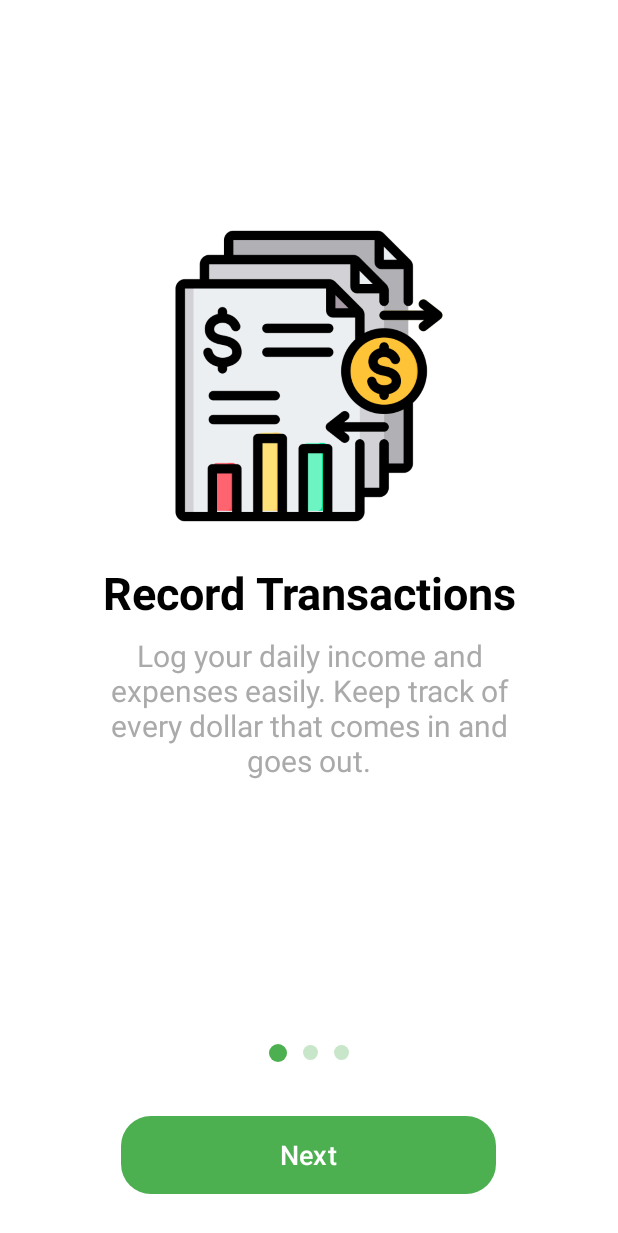
After one commit to khoamature/ViNho_App, an Android app: the OnboardingActivity screen opened directly, with no data from a screen before it, on a phone screen of 412 x 824 dp. The commit adds this screen. Shown: the top 1233 px of the screen. Run offline under Robolectric (Android 15) with nearby library versions, the phone set to English and light mode, and no system bars.

Commit message:
feat: add onboarding screen for introduce the app

```diff
--- a/app/src/main/java/fpt/edu/vn/vinho_app/activities/LoginActivity.java
+++ b/app/src/main/java/fpt/edu/vn/vinho_app/activities/LoginActivity.java
@@ -1,5 +1,6 @@
 package fpt.edu.vn.vinho_app.activities;
 
+import android.content.Intent;
 import android.os.Bundle;
 import android.view.View;
 import android.widget.Button;
@@ -84,6 +85,16 @@ public class LoginActivity extends AppCompatActivity {
                 tvSignUp.setText("Don't have an account? Sign Up");
             }
         });
+
+        btnSignIn.setOnClickListener(new View.OnClickListener() {
+            @Override
+            public void onClick(View v) {
+                Intent intent = new Intent();
+                intent.setClass(LoginActivity.this, OnboardingActivity.class);
+                startActivity(intent);
+            }
+        });
+
     }
 
     private void fadeInView(View view) {
--- /dev/null
+++ b/app/src/main/java/fpt/edu/vn/vinho_app/activities/OnboardingActivity.java
@@ -0,0 +1,141 @@
+package fpt.edu.vn.vinho_app.activities;
+
+import android.content.Context;
+import android.content.Intent;
+import android.content.SharedPreferences;
+import android.os.Bundle;
+import android.widget.Button;
+import android.widget.ImageView;
+import android.widget.LinearLayout;
+import android.widget.TextView;
+
+import androidx.activity.EdgeToEdge;
+import androidx.appcompat.app.AppCompatActivity;
+import androidx.core.content.ContextCompat;
+import androidx.core.graphics.Insets;
+import androidx.core.view.ViewCompat;
+import androidx.core.view.WindowInsetsCompat;
+import androidx.viewpager2.widget.ViewPager2;
+
+import java.util.ArrayList;
+import java.util.List;
+
+import fpt.edu.vn.vinho_app.R;
+import fpt.edu.vn.vinho_app.adapter.OnboardingAdapter;
+import fpt.edu.vn.vinho_app.models.OnboardingItem;
+
+public class OnboardingActivity extends AppCompatActivity {
+    //Khai bao
+    private OnboardingAdapter onboardingAdapter;
+    private LinearLayout layoutOnboardingIndicators;
+    private Button btnNext;
+    private ViewPager2 onboardingViewPager;
+
+    @Override
+    protected void onCreate(Bundle savedInstanceState) {
+        super.onCreate(savedInstanceState);
+
+        // Kiểm tra nếu user đã xem onboarding rồi
+        if (isOnboardingFinished()) {
+            startActivity(new Intent(this, MainActivity.class));
+            finish();
+            return;
+        }
+
+        setContentView(R.layout.activity_onboarding);
+
+        layoutOnboardingIndicators = findViewById(R.id.layoutOnboardingIndicators);
+        btnNext = findViewById(R.id.btnNext);
+        onboardingViewPager = findViewById(R.id.onboardingViewPager);
+
+        setupOnboardingItems();
+        onboardingViewPager.setAdapter(onboardingAdapter);
+
+        setupOnboardingIndicators();
+        setCurrentOnboardingIndicator(0);
+
+        onboardingViewPager.registerOnPageChangeCallback(new ViewPager2.OnPageChangeCallback() {
+            @Override
+            public void onPageSelected(int position) {
+                super.onPageSelected(position);
+                setCurrentOnboardingIndicator(position);
+                // đổi text nút ở slide cuối cùng
+                if (position == onboardingAdapter.getItemCount() - 1) {
+                    btnNext.setText("Get Started");
+                } else {
+                    btnNext.setText("Next");
+                }
+            }
+        });
+
+        btnNext.setOnClickListener(v -> {
+            if (onboardingViewPager.getCurrentItem() + 1 < onboardingAdapter.getItemCount()) {
+                onboardingViewPager.setCurrentItem(onboardingViewPager.getCurrentItem() + 1);
+            } else {
+                // Lưu trạng thái đã xem onboarding
+                setOnboardingFinished();
+                startActivity(new Intent(getApplicationContext(), MainActivity.class));
+                finish();
+            }
+        });
+
+    }
+
+    private void setupOnboardingItems() {
+        List<OnboardingItem> onboardingItems = new ArrayList<>();
+
+        onboardingItems.add(new OnboardingItem(R.drawable.transaction_history, "Record Transactions",
+                "Log your daily income and expenses easily. Keep track of every dollar that comes in and goes out."));
+        onboardingItems.add(new OnboardingItem(R.drawable.budget, "Set & Track Budgets",
+                "Create budgets for different categories and monitor your spending with beautiful charts."));
+        onboardingItems.add(new OnboardingItem(R.drawable.ai, "AI-Powered Insights",
+                "Get personalized tips and recommendations to save more and spend smarter based on your habits."));
+
+        onboardingAdapter = new OnboardingAdapter(onboardingItems);
+    }
+
+    private void setupOnboardingIndicators() {
+        int itemCount = onboardingAdapter.getItemCount();
+        ImageView[] indicators = new ImageView[itemCount];
+        LinearLayout.LayoutParams layoutParams = new LinearLayout.LayoutParams(
+                LinearLayout.LayoutParams.WRAP_CONTENT, LinearLayout.LayoutParams.WRAP_CONTENT);
+        layoutParams.setMargins(8, 0, 8, 0);
+
+        for (int i = 0; i < indicators.length; i++) {
+            indicators[i] = new ImageView(getApplicationContext());
+            indicators[i].setImageDrawable(
+                    ContextCompat.getDrawable(getApplicationContext(), R.drawable.onboarding_indicator_inactive)
+            );
+            indicators[i].setLayoutParams(layoutParams);
+            layoutOnboardingIndicators.addView(indicators[i]);
+        }
+    }
+
+    private void setCurrentOnboardingIndicator(int index) {
+        int childCount = layoutOnboardingIndicators.getChildCount();
+        for (int i = 0; i < childCount; i++) {
+            ImageView imageView = (ImageView) layoutOnboardingIndicators.getChildAt(i);
+            if (i == index) {
+                imageView.setImageDrawable(
+                        ContextCompat.getDrawable(getApplicationContext(), R.drawable.onboarding_indicator_active)
+                );
+            } else {
+                imageView.setImageDrawable(
+                        ContextCompat.getDrawable(getApplicationContext(), R.drawable.onboarding_indicator_inactive)
+                );
+            }
+        }
+    }
+
+    private boolean isOnboardingFinished() {
+        SharedPreferences preferences = getSharedPreferences("onboarding", Context.MODE_PRIVATE);
+        return preferences.getBoolean("finished", false);
+    }
+
+    private void setOnboardingFinished() {
+        SharedPreferences preferences = getSharedPreferences("onboarding", Context.MODE_PRIVATE);
+        SharedPreferences.Editor editor = preferences.edit();
+        editor.putBoolean("finished", true);
+        editor.apply();
+    }
+}
--- /dev/null
+++ b/app/src/main/java/fpt/edu/vn/vinho_app/adapter/OnboardingAdapter.java
@@ -0,0 +1,61 @@
+package fpt.edu.vn.vinho_app.adapter;
+
+import android.view.LayoutInflater;
+import android.view.View;
+import android.view.ViewGroup;
+import android.widget.ImageView;
+import android.widget.TextView;
+
+import androidx.annotation.NonNull;
+import androidx.recyclerview.widget.RecyclerView;
+
+import java.util.List;
+
+import fpt.edu.vn.vinho_app.R;
+import fpt.edu.vn.vinho_app.models.OnboardingItem;
+
+public class OnboardingAdapter extends RecyclerView.Adapter<OnboardingAdapter.OnboardingViewHolder>{
+    private final List<OnboardingItem> onboardingItems;
+
+    public OnboardingAdapter(List<OnboardingItem> onboardingItems) {
+        this.onboardingItems = onboardingItems;
+    }
+
+    @NonNull
+    @Override
+    public OnboardingViewHolder onCreateViewHolder(@NonNull ViewGroup parent, int viewType) {
+        return new OnboardingViewHolder(
+                LayoutInflater.from(parent.getContext()).inflate(
+                        R.layout.item_container_onboarding, parent, false
+                )
+        );
+    }
+
+    @Override
+    public void onBindViewHolder(@NonNull OnboardingViewHolder holder, int position) {
+        holder.setOnboardingData(onboardingItems.get(position));
+    }
+
+    @Override
+    public int getItemCount() {
+        return onboardingItems.size();
+    }
+
+    static class OnboardingViewHolder extends RecyclerView.ViewHolder {
+        private final ImageView imageOnboarding;
+        private final TextView textTitle, textDescription;
+
+        OnboardingViewHolder(@NonNull View itemView) {
+            super(itemView);
+            imageOnboarding = itemView.findViewById(R.id.imageOnboarding);
+            textTitle = itemView.findViewById(R.id.textTitle);
+            textDescription = itemView.findViewById(R.id.textDescription);
+        }
+
+        void setOnboardingData(OnboardingItem item) {
+            imageOnboarding.setImageResource(item.getImage());
+            textTitle.setText(item.getTitle());
+            textDescription.setText(item.getDescription());
+        }
+    }
+}
--- /dev/null
+++ b/app/src/main/java/fpt/edu/vn/vinho_app/models/OnboardingItem.java
@@ -0,0 +1,25 @@
+package fpt.edu.vn.vinho_app.models;
+
+public class OnboardingItem {
+    private int image;
+    private String title;
+    private String description;
+
+    public OnboardingItem(int image, String title, String description) {
+        this.image = image;
+        this.title = title;
+        this.description = description;
+    }
+
+    public int getImage() {
+        return image;
+    }
+
+    public String getTitle() {
+        return title;
+    }
+
+    public String getDescription() {
+        return description;
+    }
+}
--- /dev/null
+++ b/app/src/main/res/drawable/onboarding_indicator_active.xml
@@ -0,0 +1,5 @@
+<shape xmlns:android="http://schemas.android.com/apk/res/android"
+    android:shape="oval">
+    <size android:width="12dp" android:height="12dp"/>
+    <solid android:color="#4CAF50"/>
+</shape>
--- /dev/null
+++ b/app/src/main/res/drawable/onboarding_indicator_inactive.xml
@@ -0,0 +1,5 @@
+<shape xmlns:android="http://schemas.android.com/apk/res/android"
+    android:shape="oval">
+    <size android:width="10dp" android:height="10dp"/>
+    <solid android:color="#C8E6C9"/> <!-- xanh nhạt hơn -->
+</shape>
--- /dev/null
+++ b/app/src/main/res/layout/activity_onboarding.xml
@@ -0,0 +1,59 @@
+<?xml version="1.0" encoding="utf-8"?>
+<androidx.constraintlayout.widget.ConstraintLayout
+    xmlns:android="http://schemas.android.com/apk/res/android"
+    xmlns:app="http://schemas.android.com/apk/res-auto"
+    xmlns:tools="http://schemas.android.com/tools"
+    android:id="@+id/main"
+    android:layout_width="match_parent"
+    android:layout_height="match_parent"
+    android:background="@color/white"
+    tools:context=".activities.OnboardingActivity">
+
+    <!-- ViewPager2 để hiển thị các slide -->
+    <androidx.viewpager2.widget.ViewPager2
+        android:id="@+id/onboardingViewPager"
+        android:layout_width="match_parent"
+        android:layout_height="0dp"
+        app:layout_constraintTop_toTopOf="parent"
+        app:layout_constraintBottom_toTopOf="@+id/layoutOnboardingActions"
+        app:layout_constraintStart_toStartOf="parent"
+        app:layout_constraintEnd_toEndOf="parent"
+        tools:listitem="@layout/item_container_onboarding" />
+
+    <!-- Layout chứa nút và indicator -->
+    <LinearLayout
+        android:id="@+id/layoutOnboardingActions"
+        android:layout_width="match_parent"
+        android:layout_height="wrap_content"
+        android:orientation="vertical"
+        android:padding="24dp"
+        android:gravity="center"
+        app:layout_constraintBottom_toBottomOf="parent">
+
+        <!-- Indicator dot -->
+        <LinearLayout
+            android:id="@+id/layoutOnboardingIndicators"
+            android:layout_width="wrap_content"
+            android:layout_height="wrap_content"
+            android:orientation="horizontal"
+            android:gravity="center"
+            android:layout_gravity="center_horizontal"
+            android:layout_marginBottom="16dp" />
+
+        <!-- Nút Next / Get Started -->
+        <com.google.android.material.button.MaterialButton
+            android:id="@+id/btnNext"
+            android:layout_width="250dp"
+            android:layout_height="60dp"
+            android:text="Next"
+            android:textSize="18sp"
+            android:textColor="@android:color/white"
+            app:cornerRadius="20dp"
+            app:backgroundTint="#4CAF50"
+            android:elevation="6dp"
+            android:fontFamily="sans-serif-medium"
+            android:layout_marginTop="16dp" />
+
+    </LinearLayout>
+
+</androidx.constraintlayout.widget.ConstraintLayout>
--- /dev/null
+++ b/app/src/main/res/layout/item_container_onboarding.xml
@@ -0,0 +1,40 @@
+<LinearLayout xmlns:android="http://schemas.android.com/apk/res/android"
+    android:layout_width="match_parent"
+    android:layout_height="match_parent"
+    android:gravity="center"
+    android:orientation="vertical"
+    android:padding="24dp">
+
+    <ImageView
+        android:id="@+id/imageOnboarding"
+        android:layout_width="200dp"
+        android:layout_height="200dp"
+        android:layout_marginBottom="24dp"
+        android:contentDescription="@string/app_name" />
+
+    <TextView
+        android:id="@+id/textTitle"
+        android:layout_width="wrap_content"
+        android:layout_height="wrap_content"
+        android:text="Title"
+        android:textColor="@android:color/black"
+        android:gravity="center"
+        android:textStyle="bold"
+        android:maxLines="2"
+        android:textSize="30sp"
+        android:autoSizeMinTextSize="30sp"
+        android:autoSizeMaxTextSize="35sp" />
+
+    <TextView
+        android:id="@+id/textDescription"
+        android:layout_width="wrap_content"
+        android:layout_height="wrap_content"
+        android:text="Description"
+        android:textColor="@android:color/darker_gray"
+        android:gravity="center"
+        android:maxLines="5"
+        android:textSize="20sp"
+        android:layout_marginStart="30dp"
+        android:layout_marginEnd="30dp"
+        android:layout_marginTop="8dp" />
+</LinearLayout>
```
Also changed, not shown: app/src/main/AndroidManifest.xml (+5 -3 lines), app/src/main/res/drawable/ai.png (added), app/src/main/res/drawable/budget.png (added), app/src/main/res/drawable/transaction_history.png (added).
